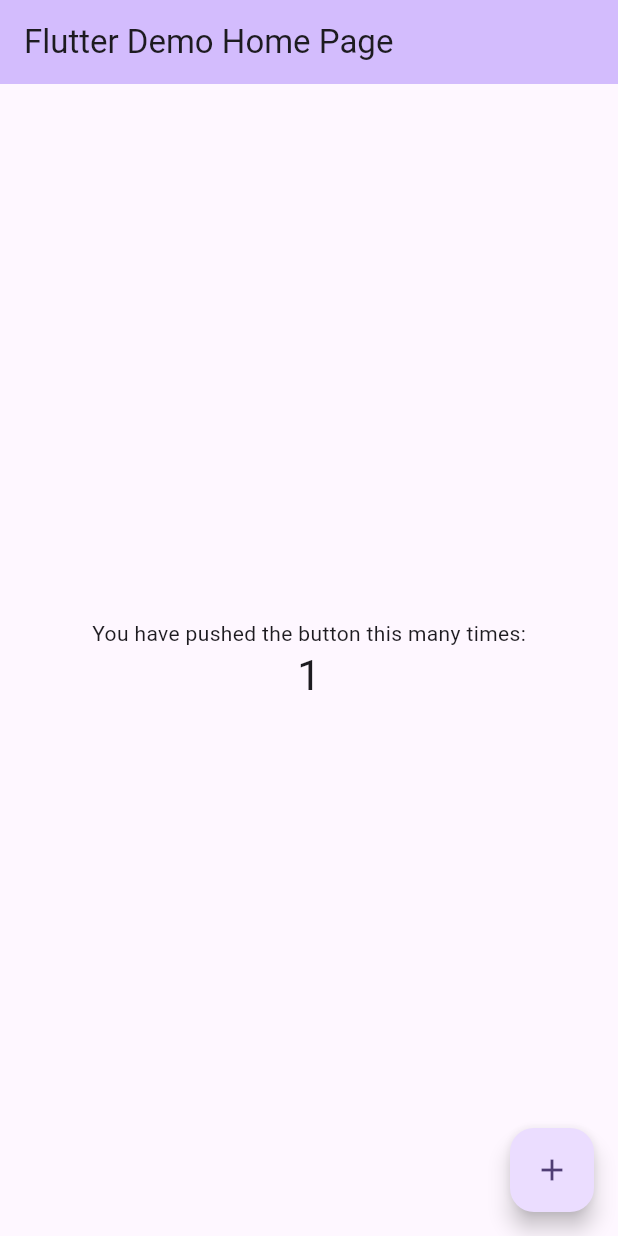
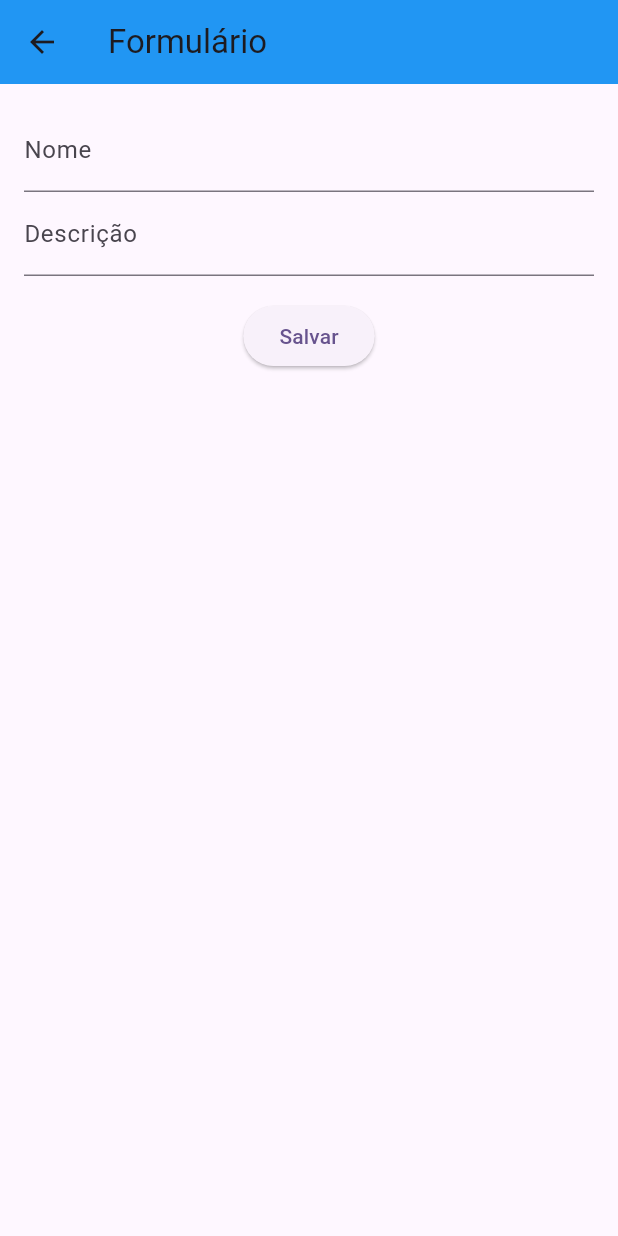
Before and after one commit to rafamazzucato/widgets_states_91aoj, a Flutter app: the screen it shows after launch, after a tap on the "add" icon, on a phone screen of 412 x 824 dp. Run offline on Flutter 3.47's test engine with Material 2 defaults, Android fonts, the phone set to English and light mode, and no system bars.

Commit message:
conclusão aula 02

```diff
--- /dev/null
+++ b/lib/form.dart
@@ -0,0 +1,66 @@
+import 'package:flutter/material.dart';
+import 'package:widgets_states_91aoj/language.dart';
+
+class FormWidget extends StatelessWidget {
+  FormWidget({super.key});
+
+  final _formKey = GlobalKey<FormState>();
+  final _nameController = TextEditingController();
+  final _descriptionController = TextEditingController();
+
+  @override
+  Widget build(BuildContext context) {
+    return Scaffold(
+      appBar: AppBar(
+        title: const Text("Formulário"),
+        backgroundColor: Colors.blue),
+      body: Padding(
+        padding: const EdgeInsets.all(16),
+        child: Form(
+          key: _formKey,
+          child: Column(
+            children: [
+              TextFormField(
+                decoration: const InputDecoration(
+                  hintText: "Nome",
+                  label: Text("Nome")
+                ),
+                controller: _nameController,
+                validator: (value){
+                  if(value == null || value.isEmpty){
+                    return "Informe o nome";
+                  }
+                },
+              ),
+              TextFormField(
+                decoration: const InputDecoration(
+                  hintText: "Descrição",
+                  label: Text("Descrição")
+                ),
+                controller: _descriptionController,
+                validator: (value){
+                  if(value == null || value.isEmpty){
+                    return "Informe a descrição";
+                  }
+                },
+              ),
+              Padding(
+                padding: const EdgeInsets.only(top: 16),
+                child: ElevatedButton(
+                  child: const Text("Salvar"),
+                  onPressed: (){
+                    if(_formKey.currentState!.validate()){
+                      Language language = Language(
+                        _nameController.text,
+                        _descriptionController.text,
+                        "1");
+
+                      Navigator.pop(context, language);
+                    }
+                  },
+                ))
+            ]),
+        )),
+    );
+  }
+}
--- /dev/null
+++ b/lib/language.dart
@@ -0,0 +1,8 @@
+class Language{
+  String name;
+  String description;
+  String id;
+  bool selected = false;
+
+  Language(this.name, this.description, this.id);
+}
--- /dev/null
+++ b/lib/list_languages.dart
@@ -0,0 +1,75 @@
+import 'package:flutter/material.dart';
+import 'package:widgets_states_91aoj/language.dart';
+
+class ListLanguagesWidget extends StatefulWidget {
+  const ListLanguagesWidget({super.key});
+
+  @override
+  State<ListLanguagesWidget> createState() => _ListLanguagesWidgetState();
+}
+
+class _ListLanguagesWidgetState extends State<ListLanguagesWidget> {
+  List<Language> linguagens = [];
+
+  List<ChoiceChip> _buildChips() {
+    return linguagens
+        .map((language) =>
+            ChoiceChip(
+              label: Text(language.name),
+              selected: language.selected,
+              onSelected: (value){
+                setState(() {
+                  language.selected = value;
+                });
+              }))
+        .toList();
+  }
+
+  List<Card> _buildCards() {
+    return linguagens
+        .where((language) => language.selected)
+        .map((language) => Card(
+              child: ListTile(
+                leading: Text(language.id),
+                title: Text(language.name),
+                subtitle: Text(language.description),
+              ),
+            ))
+        .toList();
+  }
+
+  @override
+  Widget build(BuildContext context) {
+    return
+      Scaffold(
+      appBar: AppBar(
+        title: const Text("Flutter Demo Home Page"),
+        backgroundColor: Colors.blue,
+        actions: [
+          IconButton(onPressed: (){
+            Future future = Navigator.pushNamed(context, "/add");
+            future.then((language){
+              setState(() {
+                linguagens.add(language);
+              });
+            });
+          }, icon: const Icon(Icons.add))
+        ],
+      ),
+      body:  Column(
+      children: [
+        Center(
+          child: Wrap(
+            spacing: 10,
+            children: _buildChips(),
+          ),
+        ),
+        Expanded(
+            child: ListView(
+          children: _buildCards(),
+        ))
+      ],
+    )
+    );
+  }
+}
--- a/lib/main.dart
+++ b/lib/main.dart
@@ -1,4 +1,6 @@
 import 'package:flutter/material.dart';
+import 'package:widgets_states_91aoj/form.dart';
+import 'package:widgets_states_91aoj/principal.dart';
 
 void main() {
   runApp(const MyApp());
@@ -13,113 +15,15 @@ class MyApp extends StatelessWidget {
     return MaterialApp(
       title: 'Flutter Demo',
       theme: ThemeData(
-        // This is the theme of your application.
-        //
-        // TRY THIS: Try running your application with "flutter run". You'll see
-        // the application has a blue toolbar. Then, without quitting the app,
-        // try changing the seedColor in the colorScheme below to Colors.green
-        // and then invoke "hot reload" (save your changes or press the "hot
-        // reload" button in a Flutter-supported IDE, or press "r" if you used
-        // the command line to start the app).
-        //
-        // Notice that the counter didn't reset back to zero; the application
-        // state is not lost during the reload. To reset the state, use hot
-        // restart instead.
-        //
-        // This works for code too, not just values: Most code changes can be
-        // tested with just a hot reload.
+
         colorScheme: ColorScheme.fromSeed(seedColor: Colors.deepPurple),
         useMaterial3: true,
       ),
-      home: const MyHomePage(title: 'Flutter Demo Home Page'),
+      routes: {
+        "/" : (context) => const PrincipalWidget(),
+        "/add" : (context) => FormWidget(),
+      },
+      initialRoute: "/",
     );
   }
 }
-
-class MyHomePage extends StatefulWidget {
-  const MyHomePage({super.key, required this.title});
-
-  // This widget is the home page of your application. It is stateful, meaning
-  // that it has a State object (defined below) that contains fields that affect
-  // how it looks.
-
-  // This class is the configuration for the state. It holds the values (in this
-  // case the title) provided by the parent (in this case the App widget) and
-  // used by the build method of the State. Fields in a Widget subclass are
-  // always marked "final".
-
-  final String title;
-
-  @override
-  State<MyHomePage> createState() => _MyHomePageState();
-}
-
-class _MyHomePageState extends State<MyHomePage> {
-  int _counter = 0;
-
-  void _incrementCounter() {
-    setState(() {
-      // This call to setState tells the Flutter framework that something has
-      // changed in this State, which causes it to rerun the build method below
-      // so that the display can reflect the updated values. If we changed
-      // _counter without calling setState(), then the build method would not be
-      // called again, and so nothing would appear to happen.
-      _counter++;
-    });
-  }
-
-  @override
-  Widget build(BuildContext context) {
-    // This method is rerun every time setState is called, for instance as done
-    // by the _incrementCounter method above.
-    //
-    // The Flutter framework has been optimized to make rerunning build methods
-    // fast, so that you can just rebuild anything that needs updating rather
-    // than having to individually change instances of widgets.
-    return Scaffold(
-      appBar: AppBar(
-        // TRY THIS: Try changing the color here to a specific color (to
-        // Colors.amber, perhaps?) and trigger a hot reload to see the AppBar
-        // change color while the other colors stay the same.
-        backgroundColor: Theme.of(context).colorScheme.inversePrimary,
-        // Here we take the value from the MyHomePage object that was created by
-        // the App.build method, and use it to set our appbar title.
-        title: Text(widget.title),
-      ),
-      body: Center(
-        // Center is a layout widget. It takes a single child and positions it
-        // in the middle of the parent.
-        child: Column(
-          // Column is also a layout widget. It takes a list of children and
-          // arranges them vertically. By default, it sizes itself to fit its
-          // children horizontally, and tries to be as tall as its parent.
-          //
-          // Column has various properties to control how it sizes itself and
-          // how it positions its children. Here we use mainAxisAlignment to
-          // center the children vertically; the main axis here is the vertical
-          // axis because Columns are vertical (the cross axis would be
-          // horizontal).
-          //
-          // TRY THIS: Invoke "debug painting" (choose the "Toggle Debug Paint"
-          // action in the IDE, or press "p" in the console), to see the
-          // wireframe for each widget.
-          mainAxisAlignment: MainAxisAlignment.center,
-          children: <Widget>[
-            const Text(
-              'You have pushed the button this many times:',
-            ),
-            Text(
-              '$_counter',
-              style: Theme.of(context).textTheme.headlineMedium,
-            ),
-          ],
-        ),
-      ),
-      floatingActionButton: FloatingActionButton(
-        onPressed: _incrementCounter,
-        tooltip: 'Increment',
-        child: const Icon(Icons.add),
-      ), // This trailing comma makes auto-formatting nicer for build methods.
-    );
-  }
-}
--- /dev/null
+++ b/lib/principal.dart
@@ -0,0 +1,11 @@
+import 'package:flutter/material.dart';
+import 'package:widgets_states_91aoj/list_languages.dart';
+
+class PrincipalWidget extends StatelessWidget {
+  const PrincipalWidget({super.key});
+
+  @override
+  Widget build(BuildContext context) {
+    return  const ListLanguagesWidget();
+  }
+}
```
